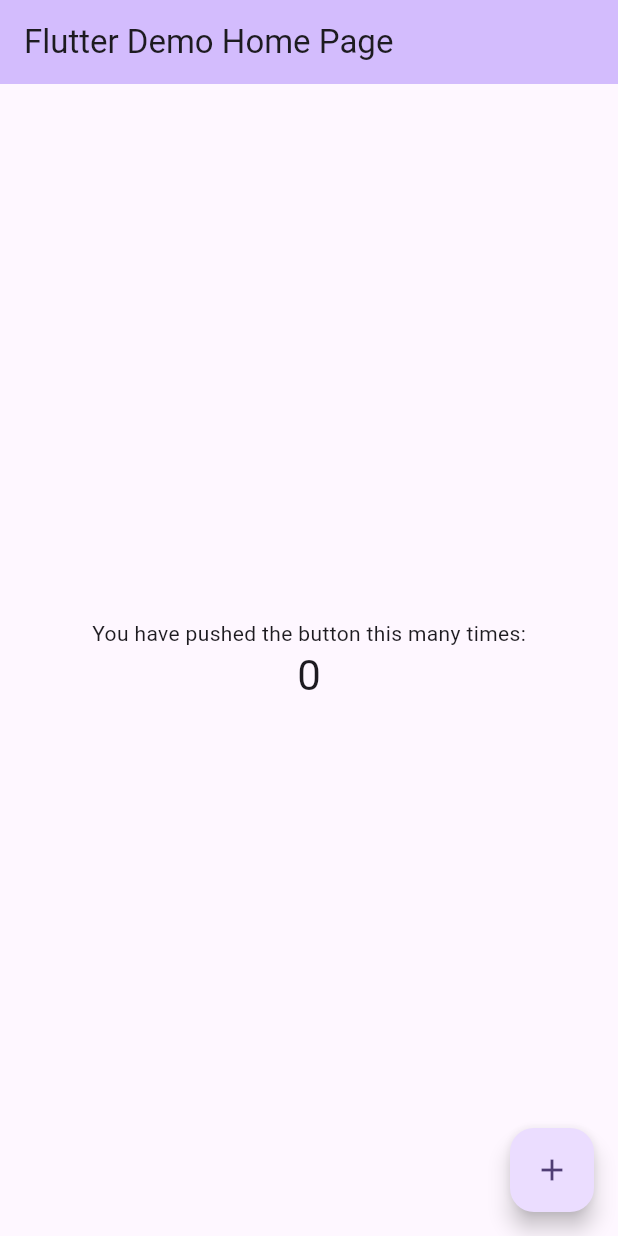
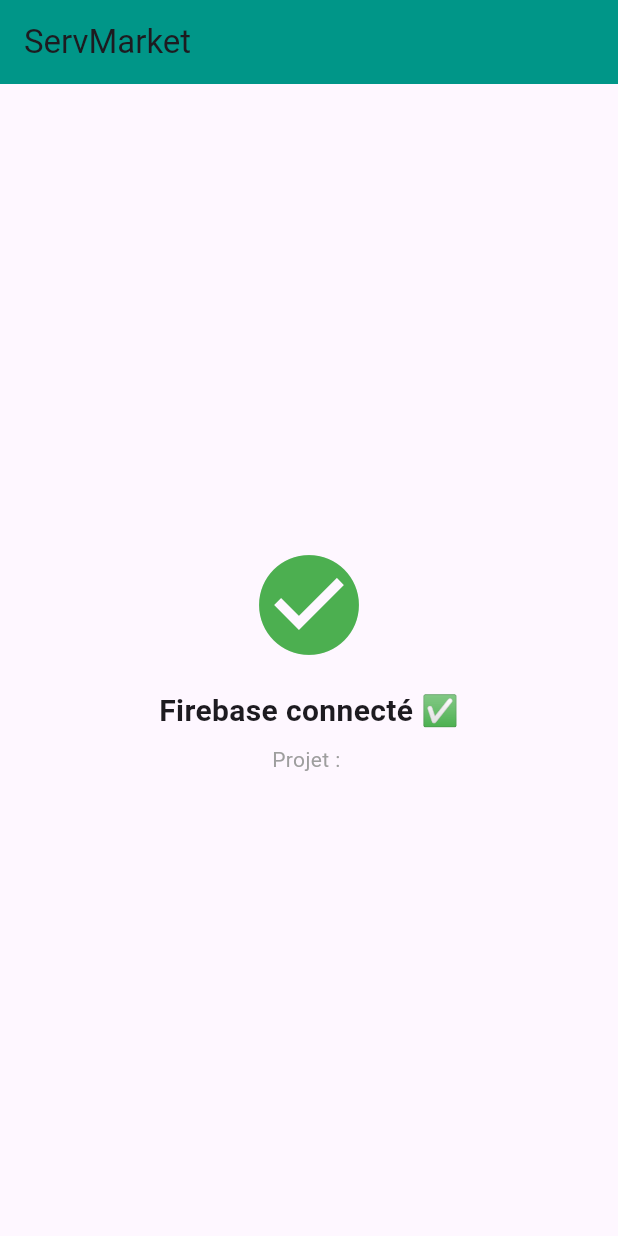
Before and after one commit to ceph7/Projet_groupe_25, a Flutter app: the screen it shows after launch, on a phone screen of 412 x 824 dp. Run offline on Flutter 3.47's test engine with Material 3 defaults, Android fonts, the phone set to English and light mode, and no system bars; our stand-ins replace firebase_core; accounts and stored records are empty.

Commit message:
Structure du lib/

```diff
--- a/servmarket/lib/main.dart
+++ b/servmarket/lib/main.dart
@@ -1,122 +1,61 @@
 import 'package:flutter/material.dart';
+import 'package:firebase_core/firebase_core.dart';
+import 'firebase_options.dart';
 
-void main() {
-  runApp(const MyApp());
+void main() async {
+  WidgetsFlutterBinding.ensureInitialized();
+  await Firebase.initializeApp(
+    options: DefaultFirebaseOptions.currentPlatform,
+  );
+  runApp(const ServMarketApp());
 }
 
-class MyApp extends StatelessWidget {
-  const MyApp({super.key});
+class ServMarketApp extends StatelessWidget {
+  const ServMarketApp({super.key});
 
-  // This widget is the root of your application.
   @override
   Widget build(BuildContext context) {
     return MaterialApp(
-      title: 'Flutter Demo',
+      title: 'ServMarket',
+      debugShowCheckedModeBanner: false,
       theme: ThemeData(
-        // This is the theme of your application.
-        //
-        // TRY THIS: Try running your application with "flutter run". You'll see
-        // the application has a purple toolbar. Then, without quitting the app,
-        // try changing the seedColor in the colorScheme below to Colors.green
-        // and then invoke "hot reload" (save your changes or press the "hot
-        // reload" button in a Flutter-supported IDE, or press "r" if you used
-        // the command line to start the app).
-        //
-        // Notice that the counter didn't reset back to zero; the application
-        // state is not lost during the reload. To reset the state, use hot
-        // restart instead.
-        //
-        // This works for code too, not just values: Most code changes can be
-        // tested with just a hot reload.
-        colorScheme: .fromSeed(seedColor: Colors.deepPurple),
+        primarySwatch: Colors.teal,
+        useMaterial3: true,
       ),
-      home: const MyHomePage(title: 'Flutter Demo Home Page'),
+      home: const FirebaseStatusScreen(),
     );
   }
 }
 
-class MyHomePage extends StatefulWidget {
-  const MyHomePage({super.key, required this.title});
-
-  // This widget is the home page of your application. It is stateful, meaning
-  // that it has a State object (defined below) that contains fields that affect
-  // how it looks.
-
-  // This class is the configuration for the state. It holds the values (in this
-  // case the title) provided by the parent (in this case the App widget) and
-  // used by the build method of the State. Fields in a Widget subclass are
-  // always marked "final".
-
-  final String title;
-
-  @override
-  State<MyHomePage> createState() => _MyHomePageState();
-}
-
-class _MyHomePageState extends State<MyHomePage> {
-  int _counter = 0;
-
-  void _incrementCounter() {
-    setState(() {
-      // This call to setState tells the Flutter framework that something has
-      // changed in this State, which causes it to rerun the build method below
-      // so that the display can reflect the updated values. If we changed
-      // _counter without calling setState(), then the build method would not be
-      // called again, and so nothing would appear to happen.
-      _counter++;
-    });
-  }
+class FirebaseStatusScreen extends StatelessWidget {
+  const FirebaseStatusScreen({super.key});
 
   @override
   Widget build(BuildContext context) {
-    // This method is rerun every time setState is called, for instance as done
-    // by the _incrementCounter method above.
-    //
-    // The Flutter framework has been optimized to make rerunning build methods
-    // fast, so that you can just rebuild anything that needs updating rather
-    // than having to individually change instances of widgets.
     return Scaffold(
       appBar: AppBar(
-        // TRY THIS: Try changing the color here to a specific color (to
-        // Colors.amber, perhaps?) and trigger a hot reload to see the AppBar
-        // change color while the other colors stay the same.
-        backgroundColor: Theme.of(context).colorScheme.inversePrimary,
-        // Here we take the value from the MyHomePage object that was created by
-        // the App.build method, and use it to set our appbar title.
-        title: Text(widget.title),
+        title: const Text('ServMarket'),
+        backgroundColor: Colors.teal,
       ),
       body: Center(
-        // Center is a layout widget. It takes a single child and positions it
-        // in the middle of the parent.
         child: Column(
-          // Column is also a layout widget. It takes a list of children and
-          // arranges them vertically. By default, it sizes itself to fit its
-          // children horizontally, and tries to be as tall as its parent.
-          //
-          // Column has various properties to control how it sizes itself and
-          // how it positions its children. Here we use mainAxisAlignment to
-          // center the children vertically; the main axis here is the vertical
-          // axis because Columns are vertical (the cross axis would be
-          // horizontal).
-          //
-          // TRY THIS: Invoke "debug painting" (choose the "Toggle Debug Paint"
-          // action in the IDE, or press "p" in the console), to see the
-          // wireframe for each widget.
-          mainAxisAlignment: .center,
+          mainAxisAlignment: MainAxisAlignment.center,
           children: [
-            const Text('You have pushed the button this many times:'),
+            Icon(Icons.check_circle, color: Colors.green, size: 80),
+            SizedBox(height: 16),
             Text(
-              '$_counter',
-              style: Theme.of(context).textTheme.headlineMedium,
+              'Firebase connecté ✅',
+              style: TextStyle(fontSize: 20, fontWeight: FontWeight.bold),
+            ),
+            SizedBox(height: 8),
+            Text(
+              'Projet : ${Firebase.app().options.projectId}',
+              style: const TextStyle(fontSize: 14, color: Colors.grey),
             ),
           ],
         ),
       ),
-      floatingActionButton: FloatingActionButton(
-        onPressed: _incrementCounter,
-        tooltip: 'Increment',
-        child: const Icon(Icons.add),
-      ),
     );
   }
+
 }
--- a/servmarket/pubspec.yaml
+++ b/servmarket/pubspec.yaml
@@ -34,6 +34,9 @@
   # The following adds the Cupertino Icons font to your application.
   # Use with the CupertinoIcons class for iOS style icons.
   cupertino_icons: ^1.0.8
+  firebase_core: ^4.14.0
+  cloud_firestore: ^6.9.0
+  firebase_auth: ^6.6.1
 
 dev_dependencies:
   flutter_test:
```
Also changed, not shown: servmarket/pubspec.lock, 4 other files.
